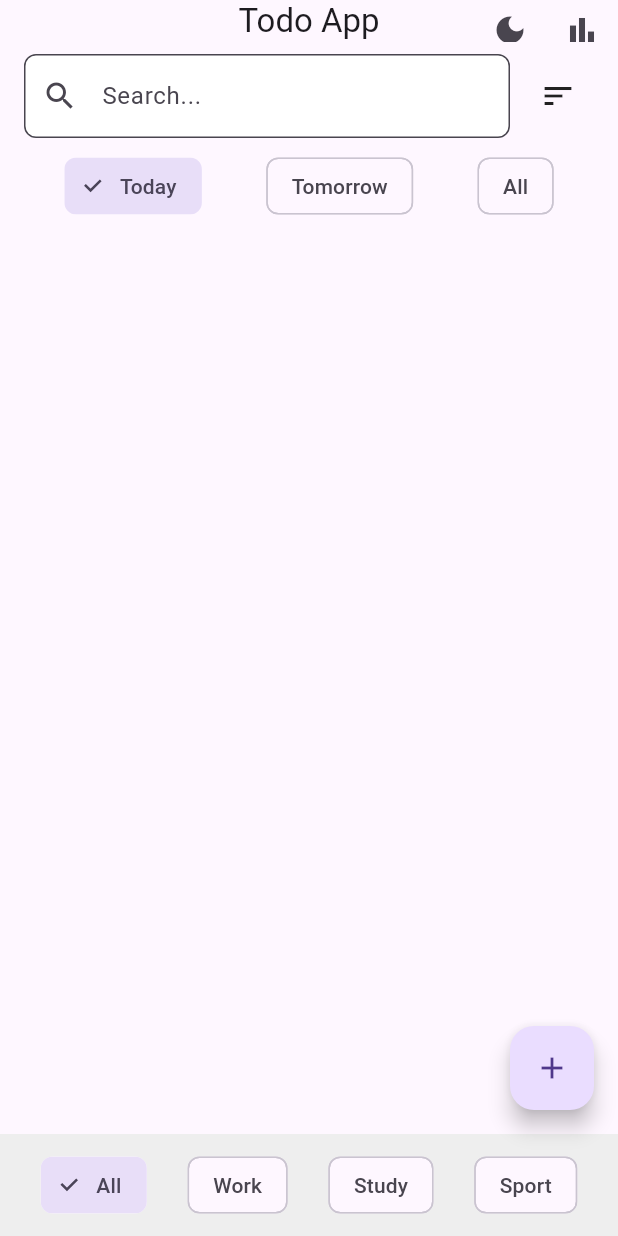
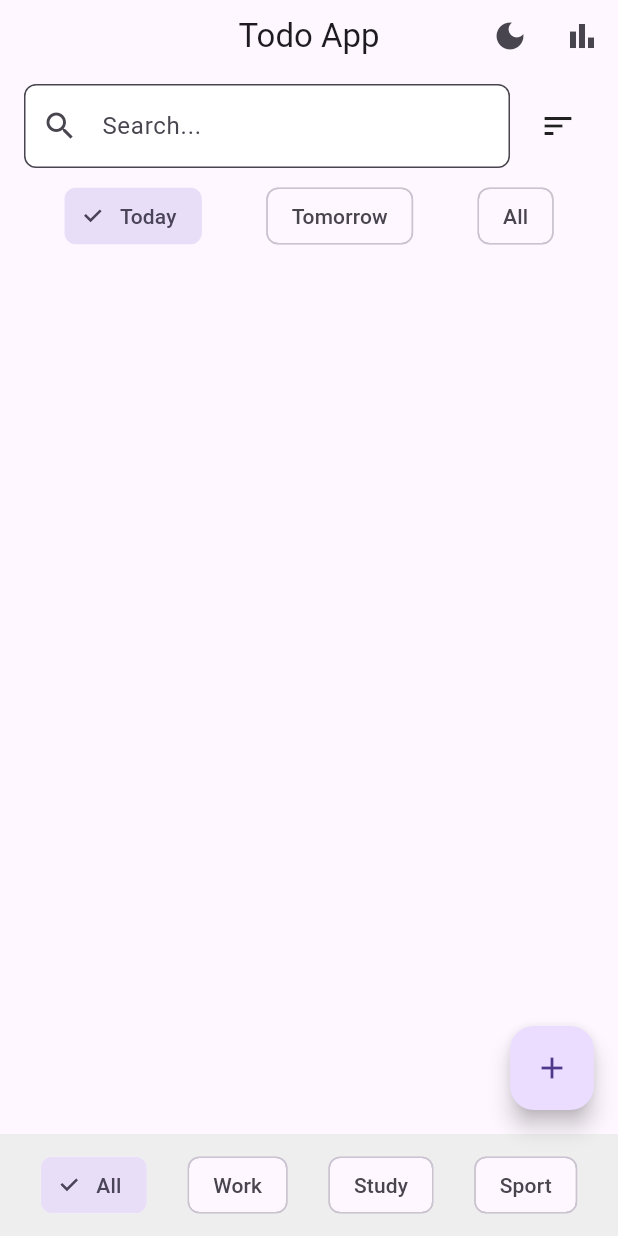
Before and after one commit to nosirjonov-dev/Todo-App-Flutter, a Flutter app: the screen it shows after launch, on a phone screen of 412 x 824 dp. Run offline on Flutter 3.47's test engine with Material 3 defaults, Android fonts, the phone set to English and light mode, and no system bars; our stand-ins replace fl_chart.

```diff
--- a/lib/home_page.dart
+++ b/lib/home_page.dart
@@ -126,7 +126,7 @@ class _HomePageState extends State<HomePage> {
           ),
         ],
         bottom: PreferredSize(
-          preferredSize: const Size.fromHeight(100),
+          preferredSize: const Size.fromHeight(120),
           child: Column(
             children: [
               Padding(
```
